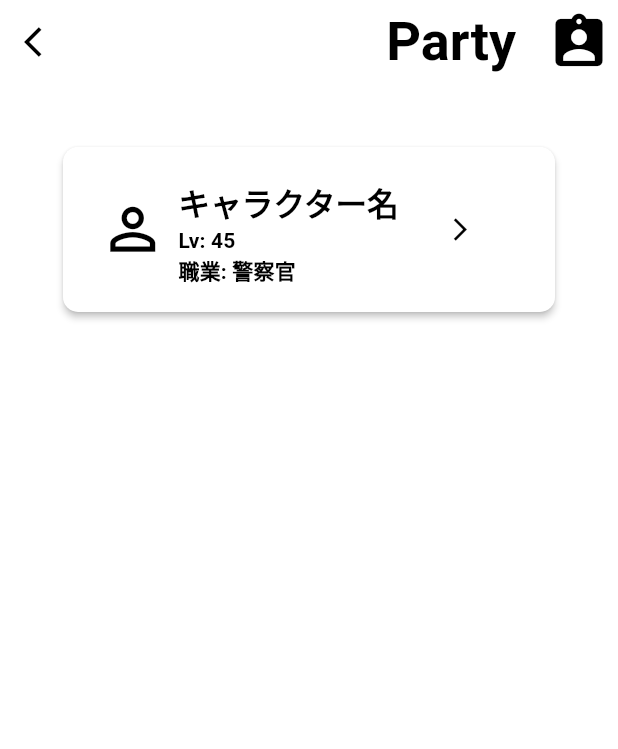
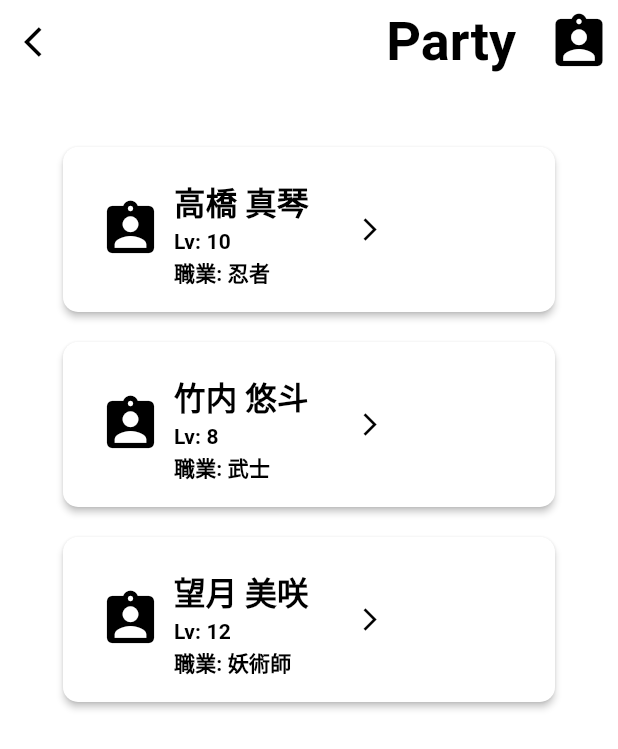
Before and after one commit to Itsuki54/arco-dev, a Flutter app: the screen it shows after launch, on a phone screen of 412 x 824 dp. Shown: the top 749 px of the screen. Run offline on Flutter 3.47's test engine with Material 3 defaults, Android fonts, the phone set to English and light mode, and no system bars.

Commit message:
add: party button

```diff
--- a/lib/src/pages/setting/party.dart
+++ b/lib/src/pages/setting/party.dart
@@ -1,4 +1,5 @@
 import 'package:flutter/material.dart';
+import 'package:flutter/rendering.dart';
 // components
 import '../../components/setting_child_appbar.dart';
 import '../../components/party_route_button.dart';
@@ -10,7 +11,38 @@ class PartyPage extends StatefulWidget {
   State<PartyPage> createState() => _PartyPage();
 }
 
+class Character {
+  Character({
+    required this.icon,
+    required this.name,
+    required this.level,
+    required this.job,
+  });
+  Icon icon;
+  String name;
+  int level;
+  String job;
+}
+
 class _PartyPage extends State<PartyPage> {
+  List<Character> characters = [
+    Character(
+        icon: const Icon(Icons.assignment_ind, size: 42, color: Colors.black),
+        name: "高橋 真琴",
+        level: 10,
+        job: "忍者"),
+    Character(
+        icon: const Icon(Icons.assignment_ind, size: 42, color: Colors.black),
+        name: "竹内 悠斗",
+        level: 8,
+        job: "武士"),
+    Character(
+        icon: const Icon(Icons.assignment_ind, size: 42, color: Colors.black),
+        name: "望月 美咲",
+        level: 12,
+        job: "妖術師"),
+  ];
+
   @override
   Widget build(BuildContext context) {
     return Scaffold(
@@ -25,12 +57,13 @@ class _PartyPage extends State<PartyPage> {
         child: Column(
           children: [
             const SizedBox(height: 32),
-            PartyRouteButton(
-                title: "キャラクター名",
-                icon: const Icon(Icons.person_outline, size: 45),
-                level: 45,
-                job: "警察官",
-                nextPage: Scaffold(appBar: AppBar()))
+            for (int i = 0; i < 3; i++)
+              PartyRouteButton(
+                  title: characters[i].name,
+                  icon: characters[i].icon,
+                  level: characters[i].level,
+                  job: characters[i].job,
+                  nextPage: Scaffold(appBar: AppBar())),
           ],
         ),
       ),
```
